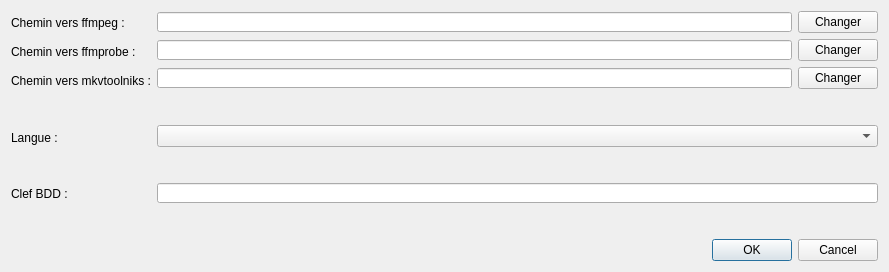
This is src/View/ParametersDialog.ui in cinemaouvert/OCT as Qt 5 draws it before an edit. The edited form follows.
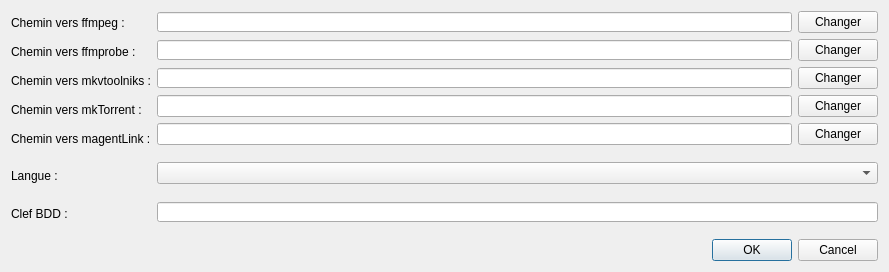
This is the edited form.

Commit message: Add seetings mktorrent and magnetLink

```diff
--- a/src/View/ParametersDialog.ui
+++ b/src/View/ParametersDialog.ui
@@ -75,6 +75,32 @@
          </property>
         </widget>
        </item>
+       <item>
+        <widget class="QLabel" name="mkTorrentLabel">
+         <property name="minimumSize">
+          <size>
+           <width>0</width>
+           <height>23</height>
+          </size>
+         </property>
+         <property name="text">
+          <string>Chemin vers mkTorrent :</string>
+         </property>
+        </widget>
+       </item>
+       <item>
+        <widget class="QLabel" name="magentLinkLabel">
+         <property name="minimumSize">
+          <size>
+           <width>0</width>
+           <height>23</height>
+          </size>
+         </property>
+         <property name="text">
+          <string>Chemin vers magentLink :</string>
+         </property>
+        </widget>
+       </item>
        <item>
         <spacer name="verticalSpacer">
          <property name="orientation">
@@ -228,6 +254,34 @@
          </item>
         </layout>
        </item>
+       <item>
+        <layout class="QHBoxLayout" name="horizontalLayout_8">
+         <item>
+          <widget class="QLineEdit" name="magentLinkTextEdit"/>
+         </item>
+         <item>
+          <widget class="QPushButton" name="magentLinkButton">
+           <property name="text">
+            <string>Changer</string>
+           </property>
+          </widget>
+         </item>
+        </layout>
+       </item>
+       <item>
+        <layout class="QHBoxLayout" name="horizontalLayout_7">
+         <item>
+          <widget class="QLineEdit" name="mkTorrentTextEdit"/>
+         </item>
+         <item>
+          <widget class="QPushButton" name="mkTorrentButton">
+           <property name="text">
+            <string>Changer</string>
+           </property>
+          </widget>
+         </item>
+        </layout>
+       </item>
        <item>
         <spacer name="verticalSpacer_2">
          <property name="orientation">
```
The commit also changes 2 other files.
